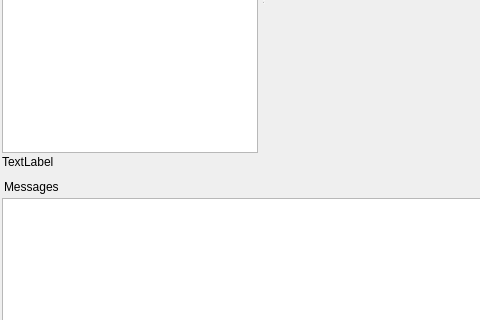
The window that src/GUI/mainwindow.ui (maciek-slon/DisCODe) describes before a commit, drawn with Qt 5; both pictures show x 0 to 480 and y 231 to 551 of the 1157 by 645 pixel window.
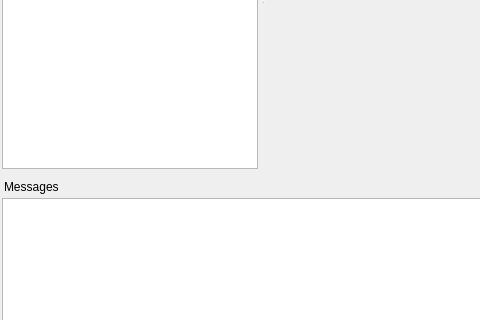
The same window after the commit. Icons and pictures are not drawn.

The edit to the form file:
```diff
--- a/src/GUI/mainwindow.ui
+++ b/src/GUI/mainwindow.ui
@@ -161,13 +161,6 @@
        </item>
       </widget>
      </item>
-     <item>
-      <widget class="QLabel" name="label">
-       <property name="text">
-        <string>TextLabel</string>
-       </property>
-      </widget>
-     </item>
     </layout>
    </widget>
   </widget>
```
Left out of the diff: 6 changed lines with no effect on the pictures.
